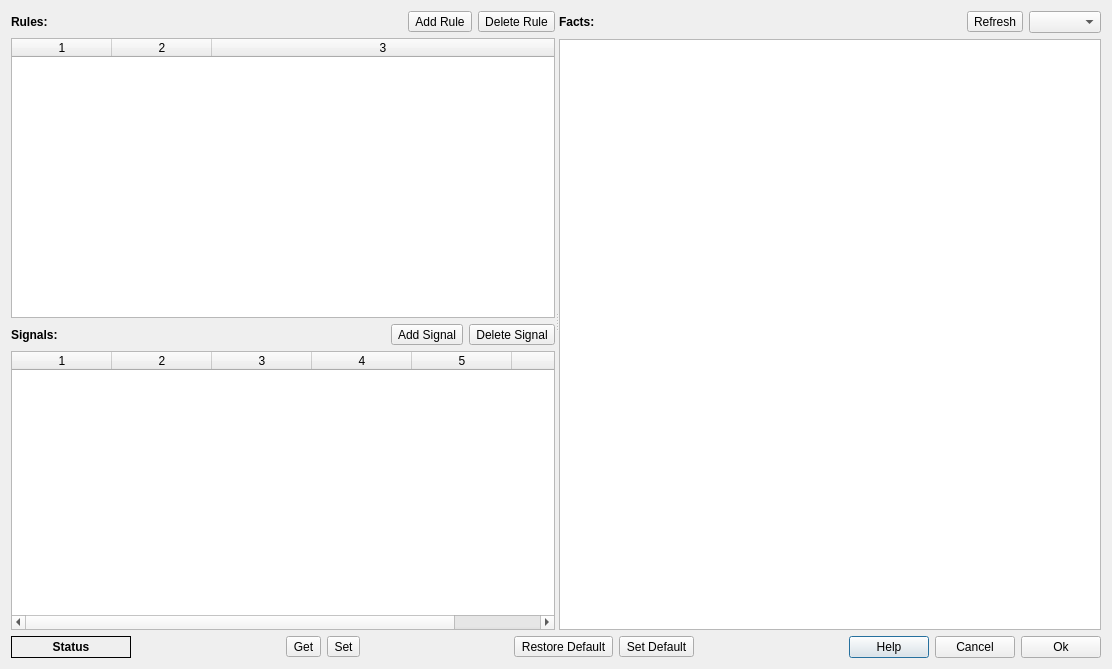
The window that dasmon/client/RuleConfigDialog.ui (ADARA-Neutrons/adara) describes before a commit, drawn with Qt 5.
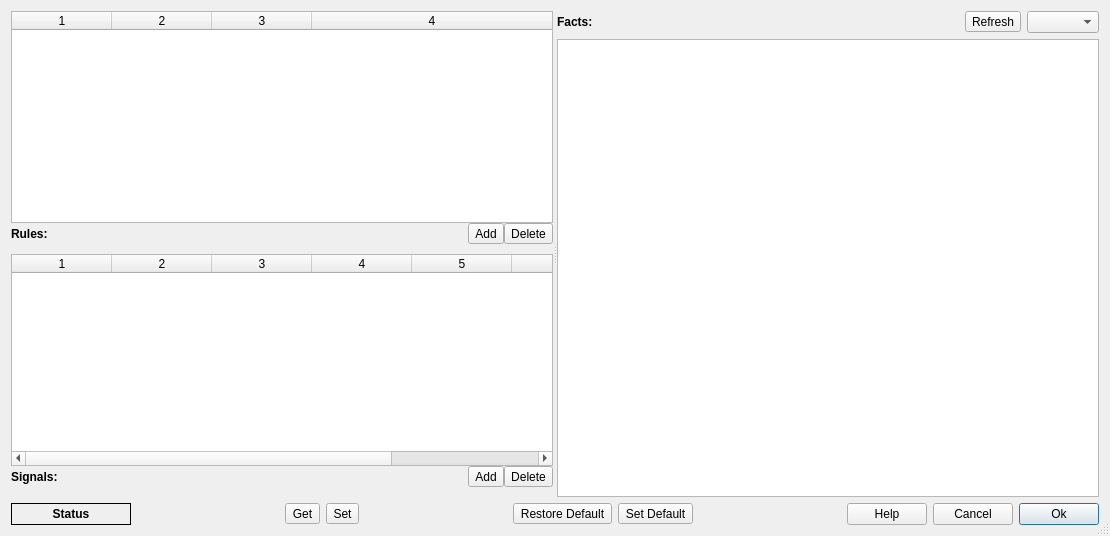
The same window after the commit.

The edit to the form file:
```diff
--- a/dasmon/client/RuleConfigDialog.ui
+++ b/dasmon/client/RuleConfigDialog.ui
@@ -6,23 +6,64 @@
    <rect>
     <x>0</x>
     <y>0</y>
-    <width>1112</width>
-    <height>669</height>
+    <width>1110</width>
+    <height>536</height>
    </rect>
   </property>
   <property name="windowTitle">
    <string>DAS Monitor Rule Configuration</string>
   </property>
-  <layout class="QVBoxLayout" name="verticalLayout_3" stretch="1,0">
+  <property name="sizeGripEnabled">
+   <bool>true</bool>
+  </property>
+  <layout class="QVBoxLayout" name="verticalLayout_3">
    <item>
     <widget class="QSplitter" name="splitter">
      <property name="orientation">
       <enum>Qt::Horizontal</enum>
      </property>
      <widget class="QWidget" name="layoutWidget">
-      <layout class="QVBoxLayout" name="verticalLayout">
+      <layout class="QVBoxLayout" name="verticalLayout" stretch="0,0,0,0,0,0">
+       <property name="spacing">
+        <number>0</number>
+       </property>
        <item>
-        <layout class="QHBoxLayout" name="horizontalLayout_6">
+        <widget class="QTableWidget" name="ruleTable">
+         <property name="alternatingRowColors">
+          <bool>true</bool>
+         </property>
+         <property name="selectionMode">
+          <enum>QAbstractItemView::SingleSelection</enum>
+         </property>
+         <property name="selectionBehavior">
+          <enum>QAbstractItemView::SelectRows</enum>
+         </property>
+         <property name="wordWrap">
+          <bool>false</bool>
+         </property>
+         <property name="cornerButtonEnabled">
+          <bool>false</bool>
+         </property>
+         <property name="columnCount">
+          <number>4</number>
+         </property>
+         <attribute name="horizontalHeaderHighlightSections">
+          <bool>false</bool>
+         </attribute>
+         <attribute name="horizontalHeaderStretchLastSection">
+          <bool>true</bool>
+         </attribute>
+         <attribute name="verticalHeaderVisible">
+          <bool>false</bool>
+         </attribute>
+         <column/>
+         <column/>
+         <column/>
+         <column/>
+        </widget>
+       </item>
+       <item>
+        <layout class="QHBoxLayout" name="horizontalLayout_3">
          <item>
           <widget class="QLabel" name="label">
            <property name="font">
@@ -37,7 +78,7 @@
           </widget>
          </item>
          <item>
-          <spacer name="horizontalSpacer_5">
+          <spacer name="horizontalSpacer_7">
            <property name="orientation">
             <enum>Qt::Horizontal</enum>
            </property>
@@ -59,7 +100,7 @@
             </font>
            </property>
            <property name="text">
-            <string>Add Rule</string>
+            <string>Add</string>
            </property>
           </widget>
          </item>
@@ -73,7 +114,7 @@
             </font>
            </property>
            <property name="text">
-            <string>Delete Rule</string>
+            <string>Delete</string>
            </property>
            <property name="popupMode">
             <enum>QToolButton::InstantPopup</enum>
@@ -83,7 +124,23 @@
         </layout>
        </item>
        <item>
-        <widget class="QTableWidget" name="ruleTable">
+        <spacer name="verticalSpacer">
+         <property name="orientation">
+          <enum>Qt::Vertical</enum>
+         </property>
+         <property name="sizeType">
+          <enum>QSizePolicy::Fixed</enum>
+         </property>
+         <property name="sizeHint" stdset="0">
+          <size>
+           <width>1</width>
+           <height>10</height>
+          </size>
+         </property>
+        </spacer>
+       </item>
+       <item>
+        <widget class="QTableWidget" name="signalTable">
          <property name="alternatingRowColors">
           <bool>true</bool>
          </property>
@@ -93,11 +150,14 @@
          <property name="selectionBehavior">
           <enum>QAbstractItemView::SelectRows</enum>
          </property>
+         <property name="wordWrap">
+          <bool>false</bool>
+         </property>
          <property name="cornerButtonEnabled">
           <bool>false</bool>
          </property>
          <property name="columnCount">
-          <number>3</number>
+          <number>7</number>
          </property>
          <attribute name="horizontalHeaderHighlightSections">
           <bool>false</bool>
@@ -108,6 +168,13 @@
          <attribute name="verticalHeaderVisible">
           <bool>false</bool>
          </attribute>
+         <attribute name="verticalHeaderStretchLastSection">
+          <bool>false</bool>
+         </attribute>
+         <column/>
+         <column/>
+         <column/>
+         <column/>
          <column/>
          <column/>
          <column/>
@@ -150,7 +217,7 @@
             </font>
            </property>
            <property name="text">
-            <string>Add Signal</string>
+            <string>Add</string>
            </property>
           </widget>
          </item>
@@ -163,48 +230,27 @@
             </font>
            </property>
            <property name="text">
-            <string>Delete Signal</string>
+            <string>Delete</string>
            </property>
           </widget>
          </item>
         </layout>
        </item>
        <item>
-        <widget class="QTableWidget" name="signalTable">
-         <property name="alternatingRowColors">
-          <bool>true</bool>
+        <spacer name="verticalSpacer_2">
+         <property name="orientation">
+          <enum>Qt::Vertical</enum>
          </property>
-         <property name="selectionMode">
-          <enum>QAbstractItemView::SingleSelection</enum>
+         <property name="sizeType">
+          <enum>QSizePolicy::Fixed</enum>
          </property>
-         <property name="selectionBehavior">
-          <enum>QAbstractItemView::SelectRows</enum>
+         <property name="sizeHint" stdset="0">
+          <size>
+           <width>1</width>
+           <height>10</height>
+          </size>
          </property>
-         <property name="cornerButtonEnabled">
-          <bool>false</bool>
-         </property>
-         <property name="columnCount">
-          <number>6</number>
-         </property>
-         <attribute name="horizontalHeaderHighlightSections">
-          <bool>false</bool>
-         </attribute>
-         <attribute name="horizontalHeaderStretchLastSection">
-          <bool>true</bool>
-         </attribute>
-         <attribute name="verticalHeaderVisible">
-          <bool>false</bool>
-         </attribute>
-         <attribute name="verticalHeaderStretchLastSection">
-          <bool>false</bool>
-         </attribute>
-         <column/>
-         <column/>
-         <column/>
-         <column/>
-         <column/>
-         <column/>
-        </widget>
+        </spacer>
        </item>
       </layout>
      </widget>
@@ -363,6 +409,9 @@
        <property name="text">
         <string>Help</string>
        </property>
+       <property name="autoDefault">
+        <bool>false</bool>
+       </property>
       </widget>
      </item>
      <item>
@@ -370,6 +419,9 @@
        <property name="text">
         <string>Cancel</string>
        </property>
+       <property name="autoDefault">
+        <bool>false</bool>
+       </property>
       </widget>
      </item>
      <item>
@@ -377,6 +429,9 @@
        <property name="text">
         <string>Ok</string>
        </property>
+       <property name="default">
+        <bool>true</bool>
+       </property>
       </widget>
      </item>
     </layout>
```
Left out of the diff: 92 changed lines with no effect on the pictures.
